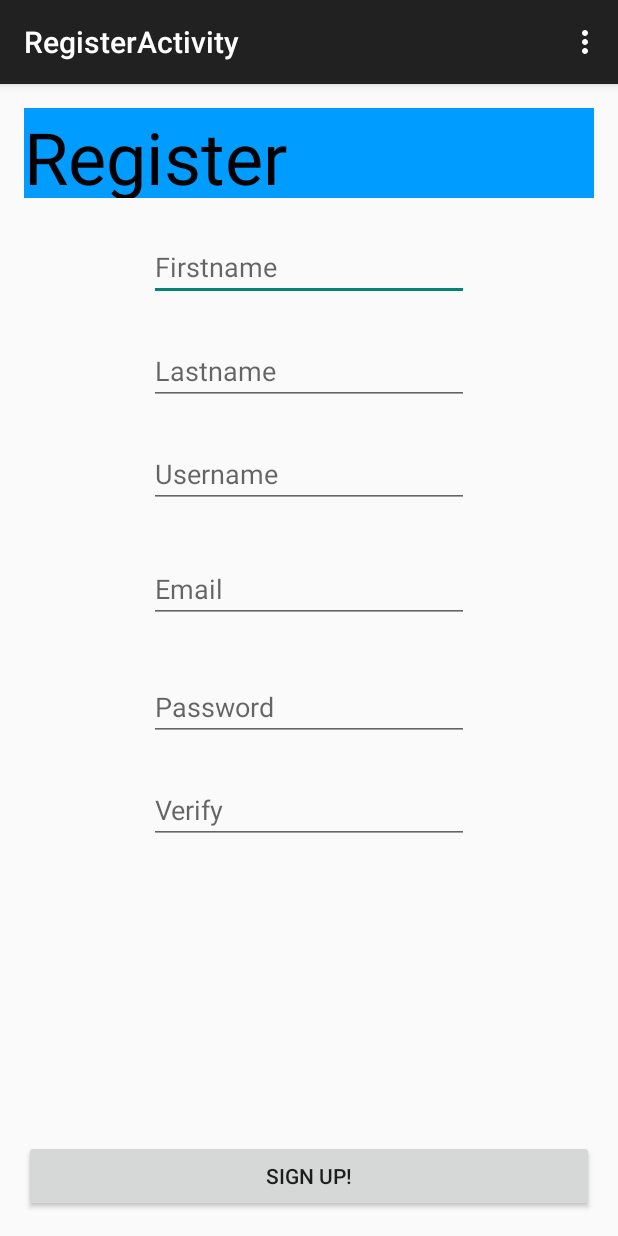
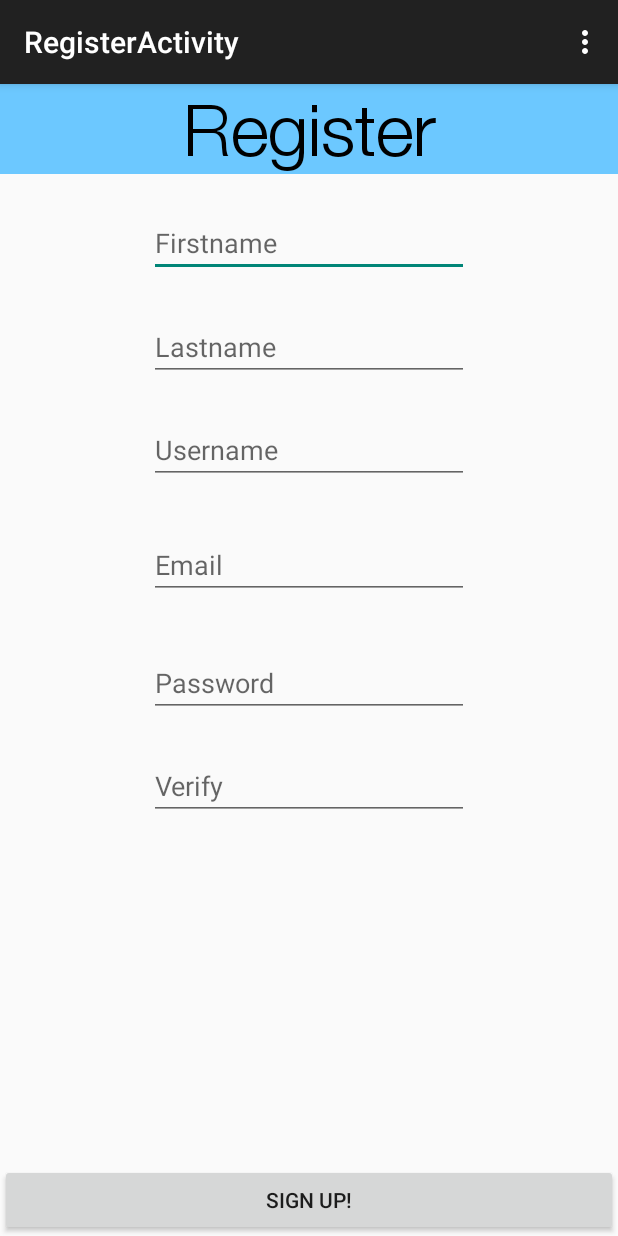
Before and after one commit to jyoansah/Habbitz, an Android app: the RegisterActivity screen opened directly, with no data from a screen before it, on a phone screen of 412 x 824 dp. Run offline under Robolectric (Android 15) with nearby library versions, the phone set to English and light mode, and no system bars.

Commit message:
new changes

```diff
--- a/app/src/main/AndroidManifest.xml
+++ b/app/src/main/AndroidManifest.xml
@@ -10,11 +10,13 @@
         <activity
             android:name=".LoginActivity"
             android:label="@string/app_name" >
+
             <intent-filter>
                 <action android:name="android.intent.action.MAIN" />
 
                 <category android:name="android.intent.category.LAUNCHER" />
             </intent-filter>
+
         </activity>
         <activity
             android:name=".ListActivity"
--- a/app/src/main/java/com/habbitz/RegisterActivity.java
+++ b/app/src/main/java/com/habbitz/RegisterActivity.java
@@ -1,9 +1,11 @@
 package com.habbitz;
 
+import android.graphics.Typeface;
+import android.os.Bundle;
 import android.support.v7.app.ActionBarActivity;
-import android.os.Bundle;
 import android.view.Menu;
 import android.view.MenuItem;
+import android.widget.TextView;
 
 
 public class RegisterActivity extends ActionBarActivity {
@@ -14,6 +16,10 @@ public class RegisterActivity extends ActionBarActivity {
     protected void onCreate(Bundle savedInstanceState) {
         super.onCreate(savedInstanceState);
         setContentView(R.layout.activity_register);
+
+        TextView RegText =(TextView)findViewById(R.id.reg_text);
+        Typeface font = Typeface.createFromAsset(getAssets(), "helvetica-l.ttf");
+        RegText.setTypeface(font);
     }
 
 
--- a/app/src/main/res/layout/activity_register.xml
+++ b/app/src/main/res/layout/activity_register.xml
@@ -2,25 +2,24 @@
     xmlns:tools="http://schemas.android.com/tools"
     android:layout_width="match_parent"
     android:layout_height="match_parent"
-    android:paddingLeft="@dimen/activity_horizontal_margin"
-    android:paddingRight="@dimen/activity_horizontal_margin"
-    android:paddingTop="@dimen/activity_vertical_margin"
-    android:paddingBottom="@dimen/activity_vertical_margin"
     tools:context="com.habbitz.RegisterActivity">
 
     <LinearLayout
         android:layout_width="match_parent"
         android:layout_height="60dp"
         android:id = "@+id/lincontainer"
-        android:background="#ff009cff">
+        android:background="#6cc8ff"
+        android:baselineAligned="false">
 
         <TextView
             android:layout_width="match_parent"
             android:layout_height="fill_parent"
             android:text ="Register"
+            android:gravity = "center"
             android:textSize="@dimen/abc_action_bar_stacked_max_height"
             android:textColor="#ff000000"
-            android:typeface="normal" />
+            android:id = "@+id/reg_text"
+            />
 
 
     </LinearLayout>
```
Also changed, not shown: 1 other file.
